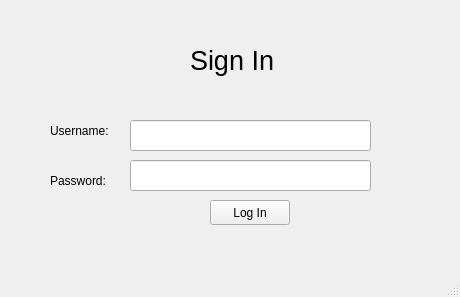
The window that coba/mainwindow.ui (reinardricky/qtnisclab_login) describes before a commit, drawn with Qt 5.
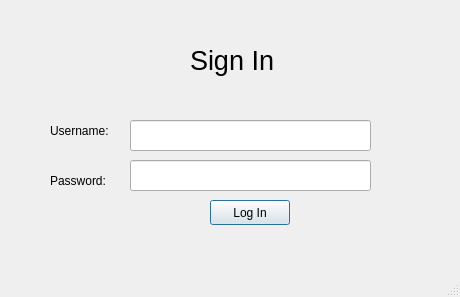
The same window after the commit.

```diff
--- a/coba/mainwindow.ui
+++ b/coba/mainwindow.ui
@@ -93,6 +93,12 @@
     <property name="text">
      <string>Log In</string>
     </property>
+    <property name="autoDefault">
+     <bool>true</bool>
+    </property>
+    <property name="default">
+     <bool>true</bool>
+    </property>
    </widget>
    <widget class="QLabel" name="label_3">
     <property name="geometry">
```
Left out of the diff: 40 changed lines with no effect on the pictures.
